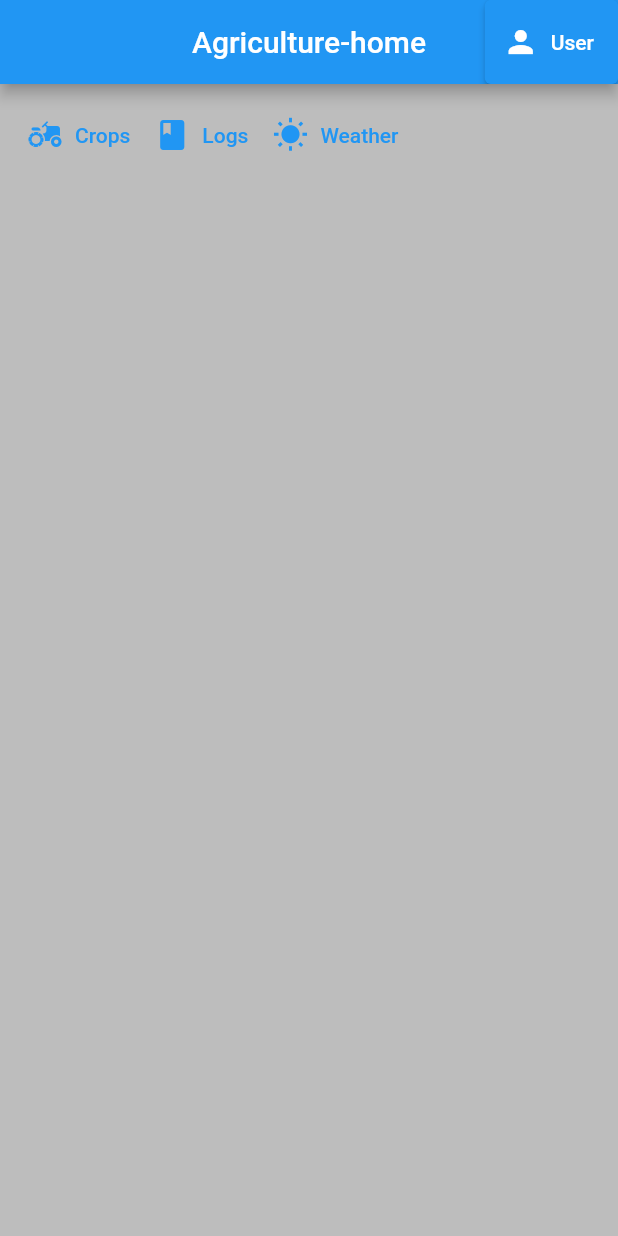
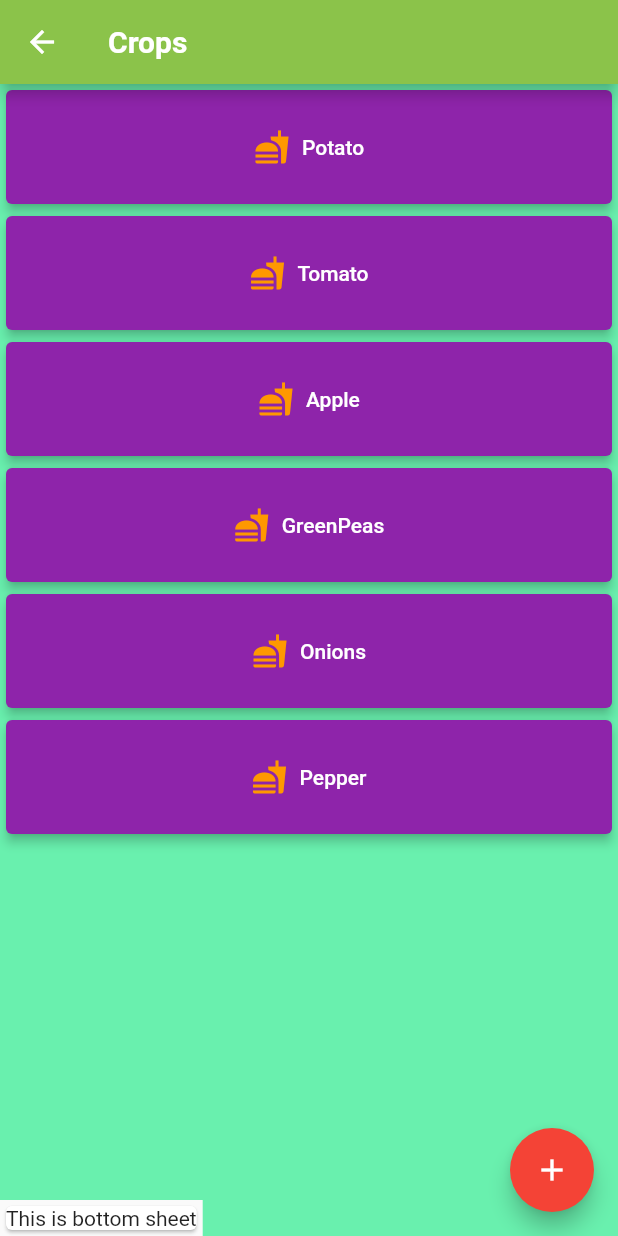
Before and after one commit to lonewolf2799/Abcd, a Flutter app: the screen it shows after launch, on a phone screen of 412 x 824 dp. Run offline on Flutter 3.47's test engine with Material 2 defaults, Android fonts, the phone set to English and light mode, and no system bars.

Commit message:
commit 7 added, cropList in project

```diff
--- a/lib/main.dart
+++ b/lib/main.dart
@@ -1,7 +1,8 @@
 import 'package:flutter/material.dart';
 import 'package:untitled/home_page.dart';
-import 'package:untitled/user_info_page.dart';
-import 'package:untitled/weather_info.dart';
+import 'package:untitled/templates/user_info_page.dart';
+import 'package:untitled/templates/weather_info.dart';
+import 'package:untitled/templates/crops.dart';
 void main() => runApp(MyApp());
 
     class MyApp extends StatelessWidget {
@@ -10,11 +11,12 @@ void main() => runApp(MyApp());
       @override
       Widget build(BuildContext context) {
         return MaterialApp(
-          initialRoute: '/',
+          initialRoute: '/crops',
           routes: {
             '/': (context) => Home(),
             '/user_info': (context) => UserInfo(),
             '/weather':(context)=> Weather(),
+            '/crops':(context)=> CropList(),
           },
         );
       }
--- /dev/null
+++ b/lib/models/weather_info.dart
@@ -0,0 +1,54 @@
+import 'package:flutter/material.dart';
+
+const fractionDigits = 2;
+
+String toGoodTempString(double? temp) {
+  if (temp == null) return "";
+  temp -= 273;
+  return temp.toStringAsFixed(fractionDigits);
+}
+
+class WeatherInfo {
+  String? locName;
+  String? description;
+
+  int? humidity;
+  int? pressure;
+  int? visibility;
+  int? windDeg;
+
+  double? temperature;
+  double? feelsLike;
+  double? windSpeed;
+  double? tempMax;
+  double? tempMin;
+
+  TimeOfDay? sunRise;
+  TimeOfDay? sunSet;
+
+  WeatherInfo(Map<String, dynamic> json) {
+    final int sr = json['sys']['sunrise'] as int;
+    final int ss = json['sys']['sunset'] as int;
+    final DateTime srise = DateTime.fromMillisecondsSinceEpoch(sr * 1000);
+    final DateTime sset = DateTime.fromMillisecondsSinceEpoch(ss * 1000);
+
+    this.locName = json['name'];
+    this.sunRise = TimeOfDay.fromDateTime(srise);
+    this.sunSet = TimeOfDay.fromDateTime(sset);
+    this.description = json['weather'][0]['description'];
+    this.feelsLike = json['main']['feels_like'];
+    this.visibility = json['visibility'];
+    this.pressure = json['main']['pressure'];
+    this.tempMax = json['main']['temp_max'];
+    this.tempMin = json['main']['temp_min'];
+    this.temperature = json['main']['temp'];
+    this.humidity = json['main']['humidity'];
+    this.windSpeed = json['wind']['speed'];
+    this.windDeg = json['wind']['deg'];
+  }
+//   return 'Student: {name: ${name}, age: ${age}}';
+  @override
+  String toString() {
+    return 'WeatherInfo : {temp : ${toGoodTempString(this.temperature)} , sunrise: ${this.sunRise} , sunset: ${this.sunSet} , hum: ${this.humidity} , w_sp: ${this.windSpeed} , w_deg : ${this.windDeg} }';
+  }
+}
--- /dev/null
+++ b/lib/templates/crops.dart
@@ -0,0 +1,77 @@
+import 'package:flutter/material.dart';
+
+class CropList extends StatefulWidget {
+  const CropList({Key? key}) : super(key: key);
+
+  @override
+  _CropListState createState() => _CropListState();
+}
+
+class _CropListState extends State<CropList> with SingleTickerProviderStateMixin {
+  late AnimationController _controller;
+
+  @override
+  void initState() {
+    super.initState();
+    _controller = AnimationController(vsync: this);
+  }
+
+  @override
+  void dispose() {
+    _controller.dispose();
+    super.dispose();
+  }
+  List<String> crops =  ['Potato', "Tomato","Apple","GreenPeas",'Onions','Pepper',];
+  @override
+  Widget build(BuildContext context) {
+    return Scaffold(
+      backgroundColor: Colors.greenAccent,
+      appBar: AppBar(
+        title: Text('Crops', style: TextStyle(
+          fontWeight: FontWeight.bold
+        ),),
+        backgroundColor: Colors.lightGreen,
+      ),
+      body: Column(
+        crossAxisAlignment: CrossAxisAlignment.stretch,
+        children:
+          crops.map((crop)=> CropCard(str: crop,)
+        ).toList()
+
+      ),
+      floatingActionButton: FloatingActionButton(
+        onPressed: (){
+          showModalBottomSheet()
+      {
+
+      }
+        },
+        child: Icon(Icons.add),
+        backgroundColor: Colors.red,
+      ),
+      bottomSheet: Card(
+        child: Text('This is bottom sheet',
+      )
+      ),
+    );
+  }
+}
+
+class CropCard extends StatelessWidget {
+  String str;
+CropCard({required this.str});
+  @override
+  Widget build(BuildContext context) {
+    return Card(
+      color: Colors.purple[600],
+      elevation: 3.0,
+      child:
+      Container(
+          padding: EdgeInsets.symmetric(vertical: 10.0, horizontal: 30.0),
+          margin: EdgeInsets.symmetric(vertical: 4.0, horizontal: 3.0),
+          child: TextButton.icon(onPressed: (){}, icon: Icon(Icons.fastfood, color: Colors.orange,), label: Text(str, style: TextStyle(color: Colors.white),)
+          )
+      ),
+    );
+  }
+}
```
Also changed, not shown: lib/home_page.dart (+19 -3 lines), lib/templates/user_info_page.dart (renamed from lib/user_info_page.dart, +14 -1 lines), lib/templates/weather_info.dart (+42 -42 lines), lib/weather_info.dart (deleted, +0 -54 lines).
